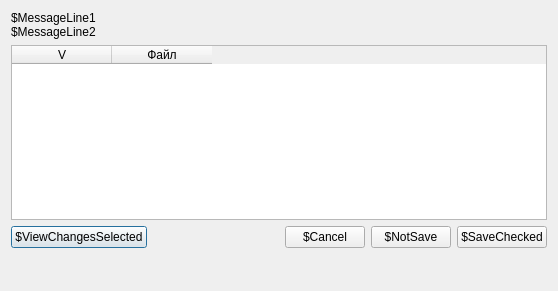
This is newVersion/SmartCode/dialogs/s_check_unsave_changes/s_check_unsave_changes.ui in shotInLeg/SmartCode as Qt 5 draws it before an edit. The edited form follows.
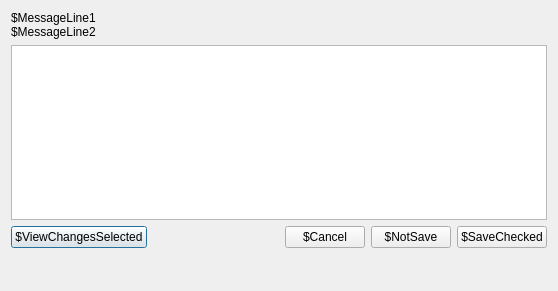
This is the edited form.

Commit message: Design changes in SCheckUnsaveChanges Dialog

```diff
--- a/newVersion/SmartCode/dialogs/s_check_unsave_changes/s_check_unsave_changes.ui
+++ b/newVersion/SmartCode/dialogs/s_check_unsave_changes/s_check_unsave_changes.ui
@@ -51,6 +51,24 @@
        <height>175</height>
       </size>
      </property>
+     <property name="alternatingRowColors">
+      <bool>true</bool>
+     </property>
+     <property name="selectionMode">
+      <enum>QAbstractItemView::SingleSelection</enum>
+     </property>
+     <property name="selectionBehavior">
+      <enum>QAbstractItemView::SelectRows</enum>
+     </property>
+     <property name="showGrid">
+      <bool>false</bool>
+     </property>
+     <attribute name="horizontalHeaderVisible">
+      <bool>false</bool>
+     </attribute>
+     <attribute name="verticalHeaderVisible">
+      <bool>false</bool>
+     </attribute>
      <column>
       <property name="text">
        <string>V</string>
```
The commit also changes 4 other files.
